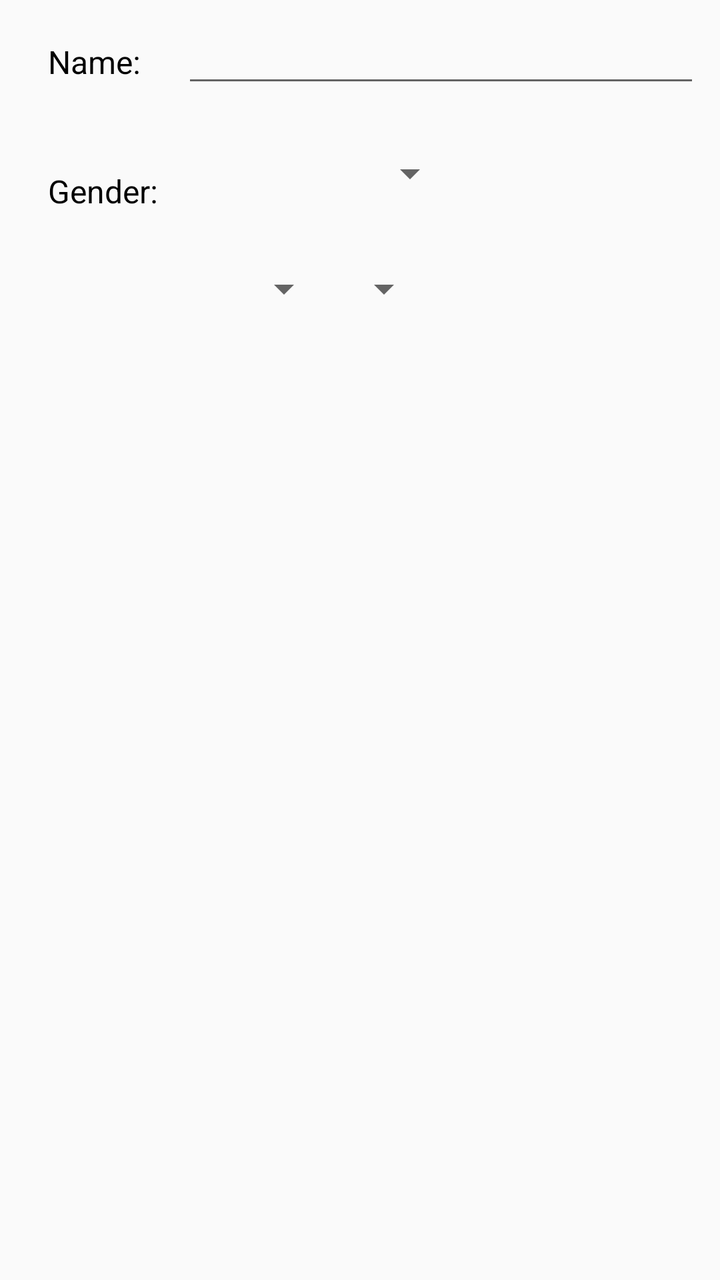
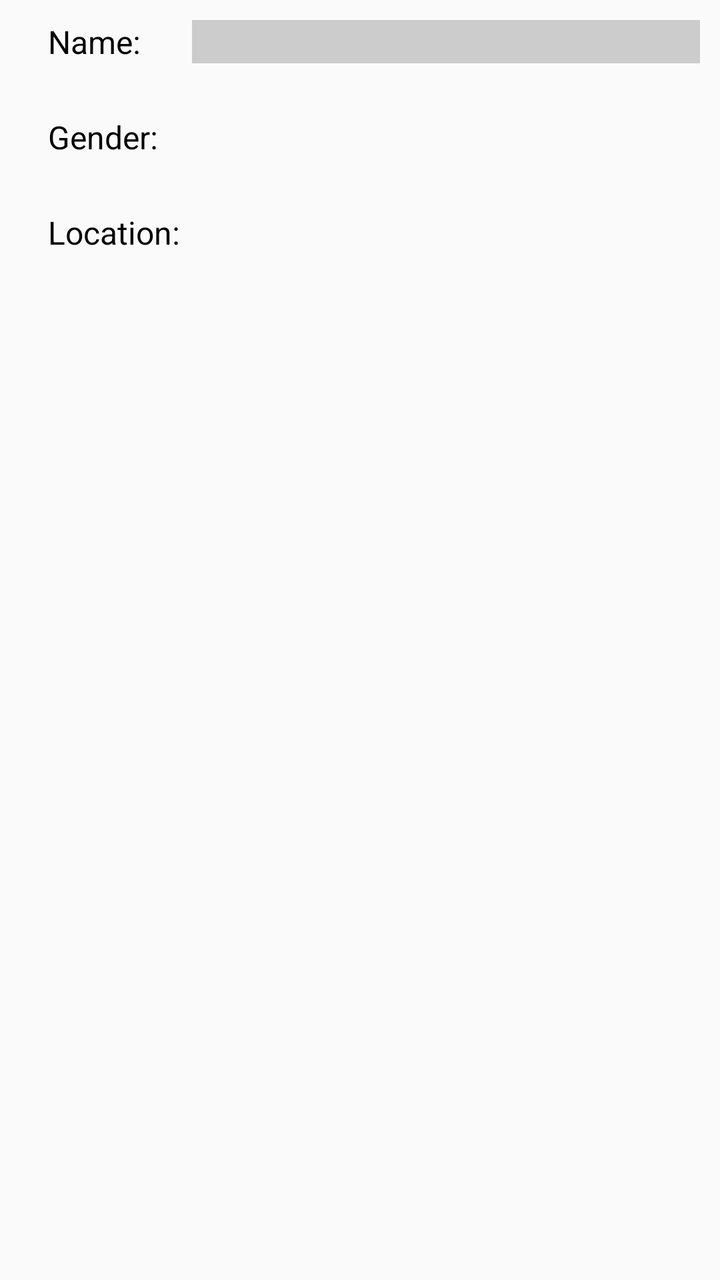

Compare the two renders of this Android layout. The source of the first and the diff that turns it into the second are given below.
<!-- AndroidManifest.xml: application theme AppTheme -->
<!-- res/layout/dialog_with_spinners.xml -->
<?xml version="1.0" encoding="utf-8"?>
<LinearLayout xmlns:android="http://schemas.android.com/apk/res/android"
    android:layout_width="match_parent"
    android:layout_height="match_parent"
    android:orientation="vertical">

    <LinearLayout
        android:layout_width="match_parent"
        android:layout_height="wrap_content"
        android:layout_marginBottom="16dp"
        android:layout_marginRight="0dp"
        android:orientation="horizontal">

        <TextView
            android:id="@+id/name_text"
            android:layout_width="75dp"
            android:layout_height="wrap_content"
            android:layout_marginBottom="10dp"
            android:layout_marginTop="10dp"
            android:layout_marginLeft="16dp"
            android:gravity="left"
            android:text="  Name: "
            android:textAppearance="@color/black"
            android:textSize="16sp" />
        <EditText
            android:id="@+id/name_edit_text"
            android:layout_width="match_parent"
            android:layout_height="wrap_content"
            android:layout_marginBottom="10dp"
            android:layout_marginTop="10dp"
            android:layout_marginLeft="0dp"
            android:layout_marginRight="10dp"
            android:gravity="left"
            android:text=""
            android:textAppearance="@color/black"
            android:textSize="16sp" />

    </LinearLayout>

    <LinearLayout
        android:layout_width="match_parent"
        android:layout_height="wrap_content"
        android:layout_marginBottom="16dp"
        android:layout_marginRight="0dp"
        android:orientation="horizontal">

        <TextView
            android:id="@+id/gender_text"
            android:layout_width="wrap_content"
            android:layout_height="wrap_content"
            android:layout_marginBottom="10dp"
            android:layout_marginLeft="16dp"
            android:layout_marginTop="10dp"
            android:gravity="left"
            android:text="  Gender:"
            android:textAppearance="@color/black"
            android:textSize="16sp" />

        <Spinner
            android:id="@+id/spinner_gender"
            android:layout_width="150dp"
            android:layout_height="wrap_content"
            android:dropDownWidth="150dp" />
    </LinearLayout>

    <LinearLayout
        android:layout_width="match_parent"
        android:layout_height="wrap_content"
        android:layout_marginBottom="16dp"
        android:layout_marginRight="0dp"
        android:layout_marginLeft="16dp"
        android:orientation="horizontal">

        <Spinner
            android:id="@+id/spinner_first"
            android:layout_width="150dp"
            android:layout_height="wrap_content"
            android:dropDownWidth="150dp" />

        <Spinner
            android:id="@+id/spinner_second"
            android:layout_width="50dp"
            android:layout_height="wrap_content"
            android:dropDownWidth="50dp" />
    </LinearLayout>
</LinearLayout>
<!-- resources referenced by this layout -->
<resources>
  <color name="black">#000000</color>
  <style name="AppTheme" parent="@style/Theme.AppCompat.Light.DarkActionBar">
          <item name="colorPrimary">@color/sunshine_blue</item>
          <item name="colorPrimaryDark">@color/sunshine_dark_blue</item>
      </style>
  <color name="sunshine_blue">#ff1ca8f4</color>
  <color name="sunshine_dark_blue">#0288D1</color>
</resources>

<!-- the commit's change to res/layout/dialog_with_spinners.xml (unified diff, before → after) -->
@@ -13,7 +13,7 @@
 
         <TextView
             android:id="@+id/name_text"
-            android:layout_width="75dp"
+            android:layout_width="80dp"
             android:layout_height="wrap_content"
             android:layout_marginBottom="10dp"
             android:layout_marginTop="10dp"
@@ -33,7 +33,8 @@
             android:gravity="left"
             android:text=""
             android:textAppearance="@color/black"
-            android:textSize="16sp" />
+            android:textSize="16sp"
+            android:background="@color/grey"/>
 
     </LinearLayout>
 
@@ -46,13 +47,13 @@
 
         <TextView
             android:id="@+id/gender_text"
-            android:layout_width="wrap_content"
+            android:layout_width="80dp"
             android:layout_height="wrap_content"
             android:layout_marginBottom="10dp"
             android:layout_marginLeft="16dp"
-            android:layout_marginTop="10dp"
+            android:layout_marginTop="0dp"
             android:gravity="left"
-            android:text="  Gender:"
+            android:text="  Gender:  "
             android:textAppearance="@color/black"
             android:textSize="16sp" />
 
@@ -60,7 +61,8 @@
             android:id="@+id/spinner_gender"
             android:layout_width="150dp"
             android:layout_height="wrap_content"
-            android:dropDownWidth="150dp" />
+            android:dropDownWidth="150dp"
+            android:background="@color/grey"/>
     </LinearLayout>
 
     <LinearLayout
@@ -71,16 +73,30 @@
         android:layout_marginLeft="16dp"
         android:orientation="horizontal">
 
+        <TextView
+            android:id="@+id/location_text"
+            android:layout_width="80dp"
+            android:layout_height="wrap_content"
+            android:layout_marginBottom="10dp"
+            android:layout_marginTop="0dp"
+            android:layout_marginLeft="0dp"
+            android:gravity="left"
+            android:text="  Location:   "
+            android:textAppearance="@color/black"
+            android:textSize="16sp" />
+
         <Spinner
             android:id="@+id/spinner_first"
             android:layout_width="150dp"
             android:layout_height="wrap_content"
-            android:dropDownWidth="150dp" />
+            android:dropDownWidth="150dp"
+            android:background="@color/grey"/>
 
         <Spinner
             android:id="@+id/spinner_second"
             android:layout_width="50dp"
             android:layout_height="wrap_content"
-            android:dropDownWidth="50dp" />
+            android:dropDownWidth="50dp"
+            android:background="@color/grey"/>
     </LinearLayout>
 </LinearLayout>
<!-- resource entries referenced after the edit -->
@@ -1,6 +1,7 @@
 <!-- resources referenced by this layout -->
 <resources>
   <color name="black">#000000</color>
+  <color name="grey">#cccccc</color>
   <style name="AppTheme" parent="@style/Theme.AppCompat.Light.DarkActionBar">
           <item name="colorPrimary">@color/sunshine_blue</item>
           <item name="colorPrimaryDark">@color/sunshine_dark_blue</item>
